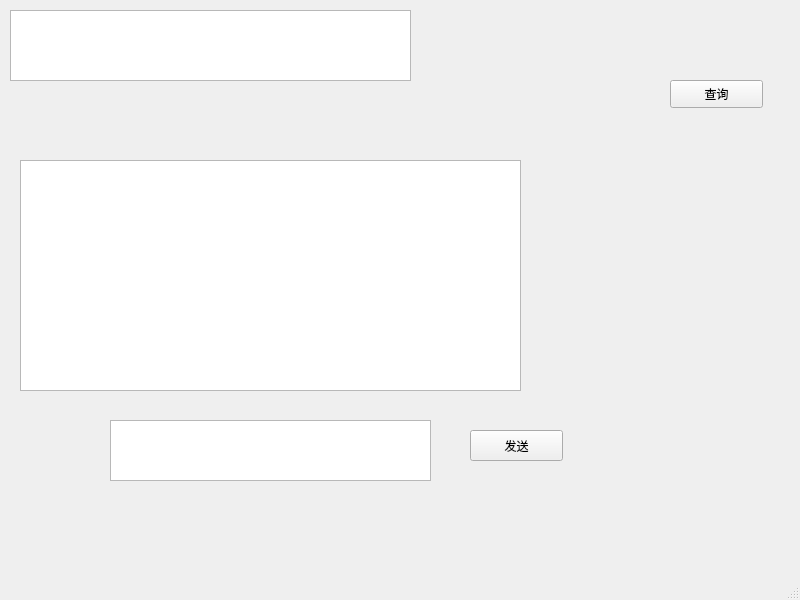
Before: the Qt Designer form mainwindow.ui in kishizi/LLM-log-management-system, drawn with Qt 5.
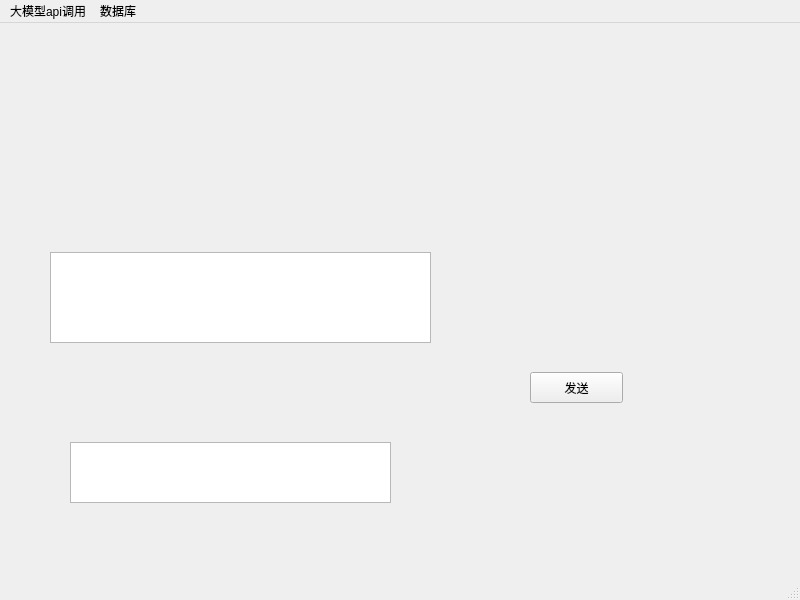
After: the same form once the commit is applied.

```diff
--- a/mainwindow.ui
+++ b/mainwindow.ui
@@ -14,11 +14,34 @@
    <string>MainWindow</string>
   </property>
   <widget class="QWidget" name="centralwidget">
+   <widget class="QStackedWidget" name="stackedWidget">
+    <property name="geometry">
+     <rect>
+      <x>0</x>
+      <y>129</y>
+      <width>800</width>
+      <height>471</height>
+     </rect>
+    </property>
+    <property name="currentIndex">
+     <number>0</number>
+    </property>
+    <widget class="QWidget" name="page">
+     <widget class="QTextEdit" name="Tx">
+      <property name="geometry">
+       <rect>
+        <x>50</x>
+        <y>100</y>
+        <width>381</width>
+        <height>91</height>
+       </rect>
+      </property>
+     </widget>
    <widget class="QTextEdit" name="Txa">
     <property name="geometry">
      <rect>
-      <x>110</x>
-      <y>420</y>
+        <x>70</x>
+        <y>290</y>
       <width>321</width>
       <height>61</height>
      </rect>
@@ -27,8 +50,8 @@
    <widget class="QPushButton" name="TxaB">
     <property name="geometry">
      <rect>
-      <x>470</x>
-      <y>430</y>
+        <x>530</x>
+        <y>220</y>
       <width>93</width>
       <height>31</height>
      </rect>
@@ -37,21 +60,23 @@
      <string>发送</string>
     </property>
    </widget>
+    </widget>
+    <widget class="QWidget" name="page_2">
    <widget class="QListWidget" name="listWidget">
     <property name="geometry">
      <rect>
       <x>10</x>
       <y>10</y>
-      <width>401</width>
-      <height>71</height>
+        <width>421</width>
+        <height>241</height>
      </rect>
     </property>
    </widget>
    <widget class="QPushButton" name="pushButton_2">
     <property name="geometry">
      <rect>
-      <x>670</x>
-      <y>80</y>
+        <x>450</x>
+        <y>50</y>
       <width>93</width>
       <height>28</height>
      </rect>
@@ -60,15 +85,7 @@
      <string>查询</string>
     </property>
    </widget>
-   <widget class="QTextEdit" name="Tx">
-    <property name="geometry">
-     <rect>
-      <x>20</x>
-      <y>160</y>
-      <width>501</width>
-      <height>231</height>
-     </rect>
-    </property>
+    </widget>
    </widget>
   </widget>
   <widget class="QMenuBar" name="menubar">
@@ -80,6 +97,18 @@
      <height>25</height>
     </rect>
    </property>
+   <widget class="QMenu" name="menu_api">
+    <property name="title">
+     <string>大模型api调用</string>
+    </property>
+   </widget>
+   <widget class="QMenu" name="menu_db">
+    <property name="title">
+     <string>数据库</string>
+    </property>
+   </widget>
+   <addaction name="menu_api"/>
+   <addaction name="menu_db"/>
   </widget>
   <widget class="QStatusBar" name="statusbar"/>
  </widget>
```
Left out of the diff: 30 changed lines with no effect on the pictures. Lines whose indentation alone changed are shown as unchanged.
